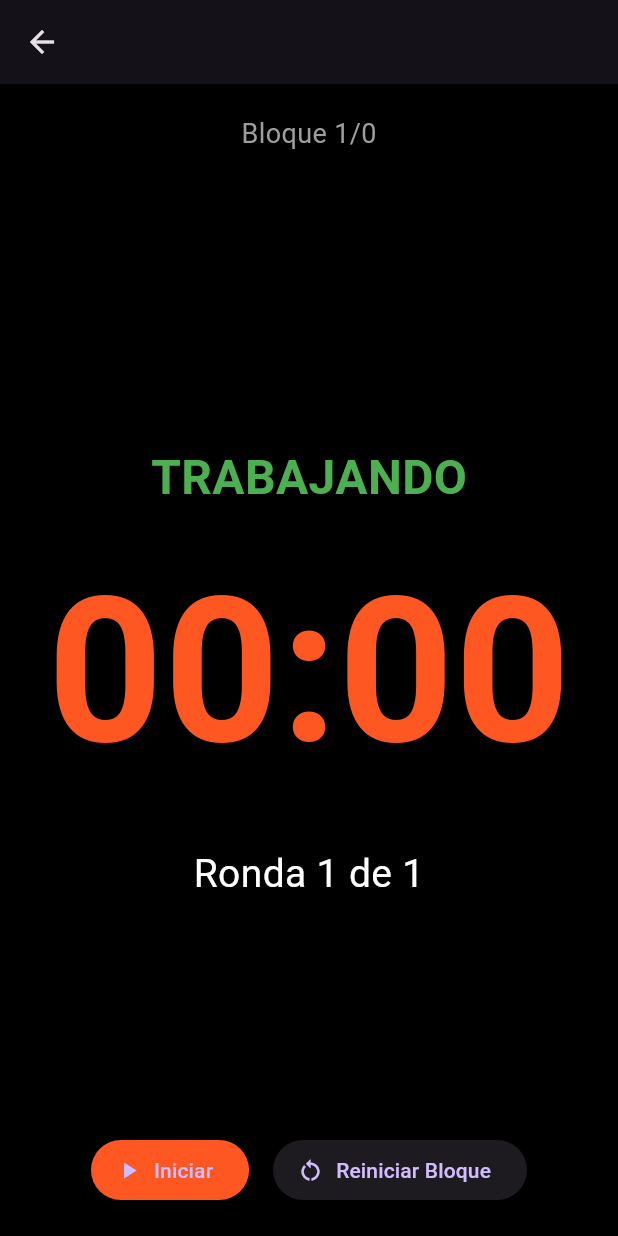
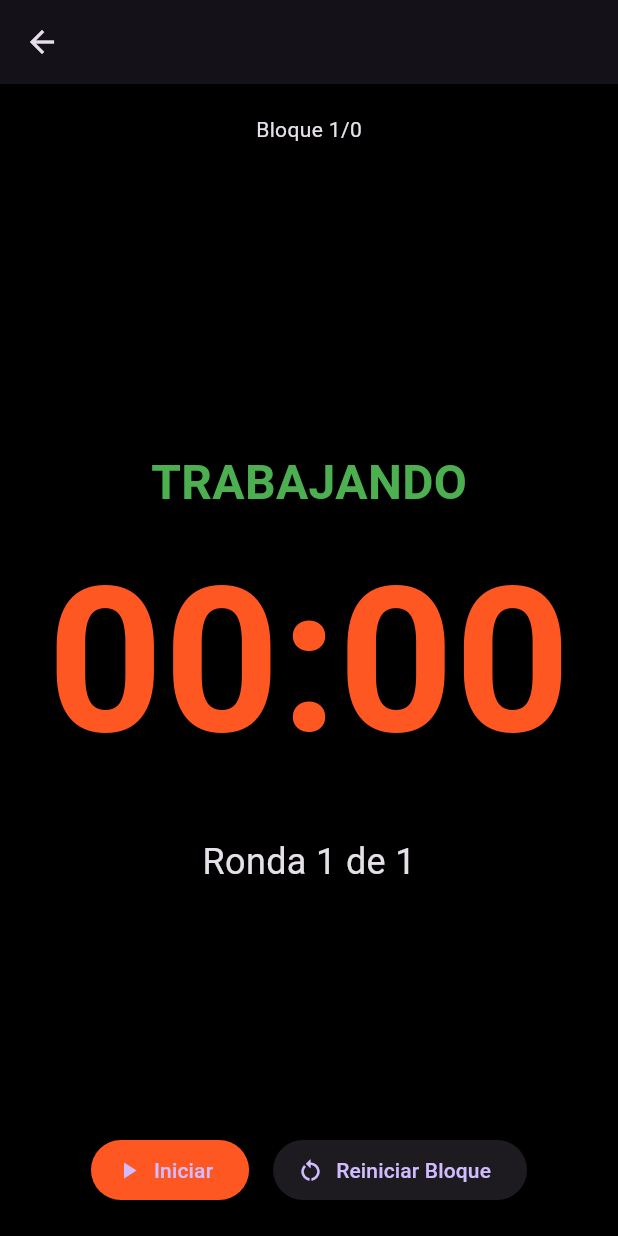
Before and after one commit to mauriciomontiveros/classblock-timer, a Flutter app: the LiveTimerScreen screen opened directly with empty values, on a phone screen of 412 x 824 dp. Run offline on Flutter 3.47's test engine with Material 3 defaults, Android fonts, the phone set to English and light mode, and no system bars; our stand-ins replace audioplayers.

Commit message:
Versión Timer avanzado

```diff
--- a/lib/main.dart
+++ b/lib/main.dart
@@ -3,6 +3,7 @@ import 'package:provider/provider.dart';
 import 'package:audioplayers/audioplayers.dart';
 import 'dart:async';
 import 'package:uuid/uuid.dart';
+import 'package:flutter/services.dart';
 
 // ==================== MODELOS ====================
 enum BlockType { warmUp, strength, metcon, finisher, custom }
@@ -71,22 +72,25 @@ class WorkoutTimerService extends ChangeNotifier {
 
   Future<void> playTestBeep() async {
     try {
-      await _audioPlayer.play(AssetSource('sounds/beep.mp3'), volume: 1.0);
+      HapticFeedback.mediumImpact();
+      await SystemSound.play(SystemSoundType.alert);
       print("✅ Beep OK");
     } catch (e) {
-      print("❌ Error beep: $e");
+      print("❌ Error: $e");
     }
   }
 
   Future<void> _playBeep() async {
     try {
-      await _audioPlayer.play(AssetSource('sounds/beep.mp3'), volume: 0.8);
+      HapticFeedback.mediumImpact();
+      await SystemSound.play(SystemSoundType.alert);
     } catch (e) {}
   }
 
   Future<void> _playFinish() async {
     try {
-      await _audioPlayer.play(AssetSource('sounds/finish.mp3'), volume: 1.0);
+      HapticFeedback.heavyImpact();
+      await SystemSound.play(SystemSoundType.alert);
     } catch (e) {}
   }
 
@@ -180,7 +184,7 @@ class WorkoutTimerService extends ChangeNotifier {
   void finishClass() { isRunning = false; isPreparing = false; _timer?.cancel(); notifyListeners(); }
 }
 
-// ==================== MAIN APP ====================
+// ==================== EL RESTO DE LA APP (Home, ClassBuilder, Editor, LiveTimer) ====================
 void main() => runApp(const MyApp());
 
 class MyApp extends StatelessWidget {
@@ -216,7 +220,8 @@ class HomeScreen extends StatelessWidget {
   }
 }
 
-// ==================== CLASS BUILDER (mantengo el anterior) ====================
+// (ClassBuilderScreen y BlockEditorDialog se mantienen como los últimos que te gustaron)
+
 class ClassBuilderScreen extends StatefulWidget {
   const ClassBuilderScreen({super.key});
   @override
@@ -308,7 +313,7 @@ class _ClassBuilderScreenState extends State<ClassBuilderScreen> {
   }
 }
 
-// ==================== EDITOR (mantengo el anterior que te gustó) ====================
+// BlockEditorDialog (el que te gustó)
 class BlockEditorDialog extends StatefulWidget {
   final WorkoutBlock block;
   final Function(WorkoutBlock) onSave;
@@ -326,7 +331,6 @@ class _BlockEditorDialogState extends State<BlockEditorDialog> {
   late int workSeconds;
   late int restMinutes;
   late int restSeconds;
-  bool hasCountdown = true;
 
   @override
   void initState() {
@@ -406,7 +410,7 @@ class _BlockEditorDialogState extends State<BlockEditorDialog> {
   }
 }
 
-// ==================== LIVE TIMER SCREEN CORREGIDA ====================
+// ==================== LIVE TIMER SCREEN ====================
 class LiveTimerScreen extends StatefulWidget {
   final WorkoutClass workoutClass;
   const LiveTimerScreen({super.key, required this.workoutClass});
@@ -435,46 +439,25 @@ class _LiveTimerScreenState extends State<LiveTimerScreen> {
           padding: const EdgeInsets.all(20),
           child: Column(
             children: [
-              Text(
-                "Bloque ${timer.currentBlockIndex + 1}/${widget.workoutClass.blocks.length}",
-                style: const TextStyle(fontSize: 18, color: Colors.grey),
-              ),
-              Text(
-                block?.name ?? "",
-                style: const TextStyle(fontSize: 26, fontWeight: FontWeight.bold),
-                textAlign: TextAlign.center,
-              ),
+              Text("Bloque ${timer.currentBlockIndex + 1}/${widget.workoutClass.blocks.length}"),
+              Text(block?.name ?? "", style: const TextStyle(fontSize: 26, fontWeight: FontWeight.bold)),
 
               const Spacer(),
 
-              // ==================== CUENTA REGRESIVA ====================
               if (timer.isPreparingNext)
                 Column(
                   children: [
-                    const Text(
-                      "¡PREPÁRATE!",
-                      style: TextStyle(fontSize: 36, fontWeight: FontWeight.bold, color: Colors.orange),
-                    ),
-                    const SizedBox(height: 20),
-                    Text(
-                      "${timer.prepareSeconds}",
-                      style: const TextStyle(fontSize: 140, fontWeight: FontWeight.bold, color: Colors.orange),
-                    ),
+                    const Text("¡PREPÁRATE!", style: TextStyle(fontSize: 36, fontWeight: FontWeight.bold, color: Colors.orange)),
+                    Text("${timer.prepareSeconds}", style: const TextStyle(fontSize: 140, fontWeight: FontWeight.bold, color: Colors.orange)),
                   ],
                 )
-              // ==================== TEMPORIZADOR NORMAL ====================
               else
                 Column(
                   children: [
                     Text(
                       timer.isWorkPhase ? "TRABAJANDO" : "DESCANSANDO",
-                      style: TextStyle(
-                        fontSize: 32,
-                        fontWeight: FontWeight.bold,
-                        color: timer.isWorkPhase ? Colors.green : Colors.orange,
-                      ),
+                      style: TextStyle(fontSize: 32, fontWeight: FontWeight.bold, color: timer.isWorkPhase ? Colors.green : Colors.orange),
                     ),
-                    const SizedBox(height: 10),
                     Text(
                       formatTime(timer.remainingSeconds),
                       style: const TextStyle(fontSize: 135, fontWeight: FontWeight.bold, color: Colors.deepOrange),
@@ -483,22 +466,12 @@ class _LiveTimerScreenState extends State<LiveTimerScreen> {
                 ),
 
               const SizedBox(height: 20),
+              Text("Ronda ${timer.currentRound} de ${block?.rounds ?? 1}", style: const TextStyle(fontSize: 24)),
 
-              // Ronda
-              Text(
-                "Ronda ${timer.currentRound} de ${block?.rounds ?? 1}",
-                style: const TextStyle(fontSize: 26, color: Colors.white),
-              ),
-
-              // Ejercicios
               if (block?.exercises.isNotEmpty ?? false)
                 Padding(
                   padding: const EdgeInsets.symmetric(vertical: 20),
-                  child: Text(
-                    block!.exercises.join(" • "),
-                    style: const TextStyle(fontSize: 18, color: Colors.white70),
-                    textAlign: TextAlign.center,
-                  ),
+                  child: Text(block!.exercises.join(" • "), style: const TextStyle(fontSize: 18, color: Colors.white70)),
                 ),
 
               const Spacer(),
@@ -508,13 +481,9 @@ class _LiveTimerScreenState extends State<LiveTimerScreen> {
                 children: [
                   ElevatedButton.icon(
                     onPressed: () {
-                      if (!timer.isRunning) {
-                        timer.startClass(widget.workoutClass);
-                      } else if (timer.isPaused) {
-                        timer.resumeTimer();
-                      } else {
-                        timer.pauseTimer();
-                      }
+                      if (!timer.isRunning) timer.startClass(widget.workoutClass);
+                      else if (timer.isPaused) timer.resumeTimer();
+                      else timer.pauseTimer();
                     },
                     icon: Icon(timer.isRunning && !timer.isPaused ? Icons.pause : Icons.play_arrow),
                     label: Text(timer.isRunning && !timer.isPaused ? "Pausar" : "Iniciar"),
```
